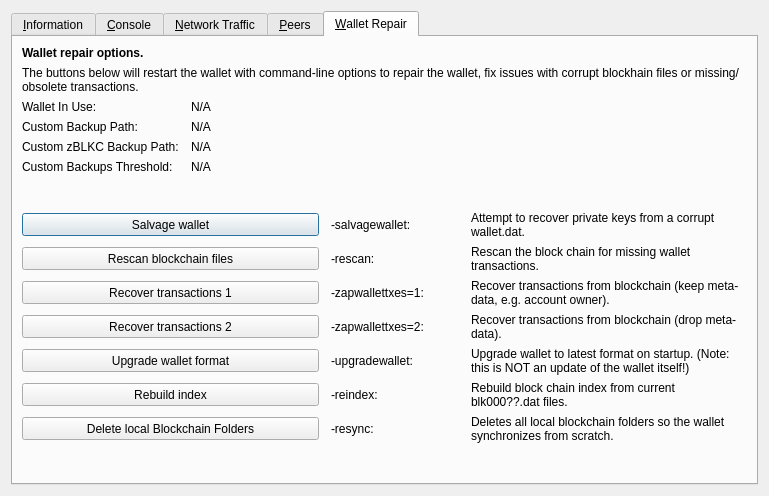
Qt form src/qt/forms/rpcconsole.ui (BlackHatCoin/BlackHatWallet) before a commit.
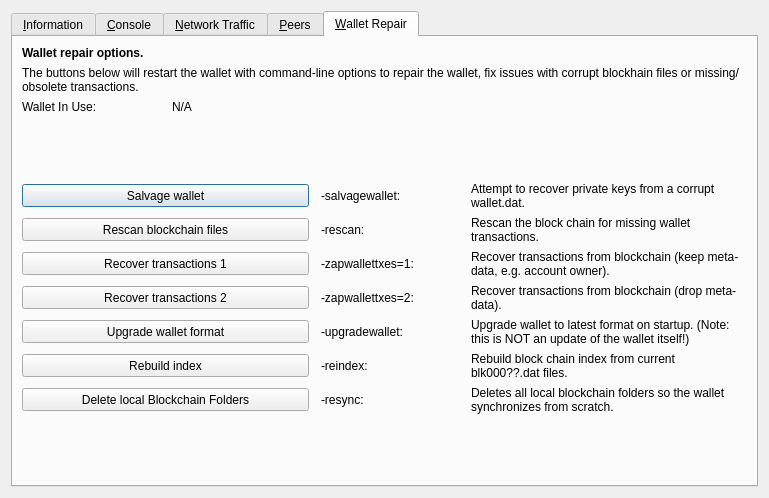
The same form after that commit. The open tabs and pages were chosen to show the change. Icons and pictures are not drawn. Custom widgets are drawn as their Qt base class.

Diff of the .ui file:
```diff
--- a/src/qt/forms/rpcconsole.ui
+++ b/src/qt/forms/rpcconsole.ui
@@ -7,7 +7,7 @@
     <x>0</x>
     <y>0</y>
     <width>769</width>
-    <height>496</height>
+    <height>498</height>
    </rect>
   </property>
   <property name="windowTitle">
@@ -1299,93 +1299,6 @@
         </widget>
        </item>
        <item row="3" column="0">
-        <widget class="QLabel" name="wallet_custombackuppath_label">
-         <property name="visible">
-          <bool>false</bool>
-         </property>
-         <property name="text">
-          <string>Custom Backup Path:</string>
-         </property>
-        </widget>
-       </item>
-       <item row="3" column="1" colspan="3">
-        <widget class="QLabel" name="wallet_custombackuppath">
-         <property name="cursor">
-          <cursorShape>IBeamCursor</cursorShape>
-         </property>
-         <property name="visible">
-          <bool>false</bool>
-         </property>
-         <property name="text">
-          <string>N/A</string>
-         </property>
-         <property name="textFormat">
-          <enum>Qt::PlainText</enum>
-         </property>
-         <property name="textInteractionFlags">
-          <set>Qt::LinksAccessibleByMouse|Qt::TextSelectableByKeyboard|Qt::TextSelectableByMouse</set>
-         </property>
-        </widget>
-       </item>
-       <item row="4" column="0">
-        <widget class="QLabel" name="wallet_customzblkcbackuppath_label">
-         <property name="visible">
-          <bool>false</bool>
-         </property>
-         <property name="text">
-          <string>Custom zBLKC Backup Path:</string>
-         </property>
-        </widget>
-       </item>
-       <item row="4" column="1" colspan="3">
-        <widget class="QLabel" name="wallet_customzblkcbackuppath">
-         <property name="cursor">
-          <cursorShape>IBeamCursor</cursorShape>
-         </property>
-         <property name="visible">
-          <bool>false</bool>
-         </property>
-         <property name="text">
-          <string>N/A</string>
-         </property>
-         <property name="textFormat">
-          <enum>Qt::PlainText</enum>
-         </property>
-         <property name="textInteractionFlags">
-          <set>Qt::LinksAccessibleByMouse|Qt::TextSelectableByKeyboard|Qt::TextSelectableByMouse</set>
-         </property>
-        </widget>
-       </item>
-       <item row="5" column="0">
-        <widget class="QLabel" name="wallet_custombackupthreshold_label">
-         <property name="visible">
-          <bool>false</bool>
-         </property>
-         <property name="text">
-          <string>Custom Backups Threshold:</string>
-         </property>
-        </widget>
-       </item>
-       <item row="5" column="1" colspan="3">
-        <widget class="QLabel" name="wallet_custombackupthreshold">
-         <property name="cursor">
-          <cursorShape>IBeamCursor</cursorShape>
-         </property>
-         <property name="visible">
-          <bool>false</bool>
-         </property>
-         <property name="text">
-          <string>N/A</string>
-         </property>
-         <property name="textFormat">
-          <enum>Qt::PlainText</enum>
-         </property>
-         <property name="textInteractionFlags">
-          <set>Qt::LinksAccessibleByMouse|Qt::TextSelectableByKeyboard|Qt::TextSelectableByMouse</set>
-         </property>
-        </widget>
-       </item>
-       <item row="6" column="0">
         <spacer name="verticalSpacer_repair1">
          <property name="orientation">
           <enum>Qt::Vertical</enum>
@@ -1398,7 +1311,7 @@
          </property>
         </spacer>
        </item>
-       <item row="7" column="0" colspan="2">
+       <item row="4" column="0" colspan="2">
         <widget class="QPushButton" name="btn_salvagewallet">
          <property name="minimumSize">
           <size>
@@ -1411,14 +1324,14 @@
          </property>
         </widget>
        </item>
-       <item row="7" column="2">
+       <item row="4" column="2">
         <widget class="QLabel" name="label_repair_salvage_command">
          <property name="text">
           <string notr="true">-salvagewallet:</string>
          </property>
         </widget>
        </item>
-       <item row="7" column="3">
+       <item row="4" column="3">
         <widget class="QLabel" name="label_repair_salvage">
          <property name="text">
           <string>Attempt to recover private keys from a corrupt wallet.dat.</string>
@@ -1428,7 +1341,7 @@
          </property>
         </widget>
        </item>
-       <item row="8" column="0" colspan="2">
+       <item row="5" column="0" colspan="2">
         <widget class="QPushButton" name="btn_rescan">
          <property name="minimumSize">
           <size>
@@ -1441,14 +1354,14 @@
          </property>
         </widget>
        </item>
-       <item row="8" column="2">
+       <item row="5" column="2">
         <widget class="QLabel" name="label_repair_rescan_command">
          <property name="text">
           <string notr="true">-rescan:</string>
          </property>
         </widget>
        </item>
-       <item row="8" column="3">
+       <item row="5" column="3">
         <widget class="QLabel" name="label_repair_rescan">
          <property name="text">
           <string>Rescan the block chain for missing wallet transactions.</string>
@@ -1458,7 +1371,7 @@
          </property>
         </widget>
        </item>
-       <item row="9" column="0" colspan="2">
+       <item row="6" column="0" colspan="2">
         <widget class="QPushButton" name="btn_zapwallettxes1">
          <property name="minimumSize">
           <size>
@@ -1471,14 +1384,14 @@
          </property>
         </widget>
        </item>
-       <item row="9" column="2">
+       <item row="6" column="2">
         <widget class="QLabel" name="label_repair_zap1_command">
          <property name="text">
           <string notr="true">-zapwallettxes=1:</string>
          </property>
         </widget>
        </item>
-       <item row="9" column="3">
+       <item row="6" column="3">
         <widget class="QLabel" name="label_repair_zap1">
          <property name="text">
           <string>Recover transactions from blockchain (keep meta-data, e.g. account owner).</string>
@@ -1488,7 +1401,7 @@
          </property>
         </widget>
        </item>
-       <item row="10" column="0" colspan="2">
+       <item row="7" column="0" colspan="2">
         <widget class="QPushButton" name="btn_zapwallettxes2">
          <property name="minimumSize">
           <size>
@@ -1501,14 +1414,14 @@
          </property>
         </widget>
        </item>
-       <item row="10" column="2">
+       <item row="7" column="2">
         <widget class="QLabel" name="label_repair_zap2_command">
          <property name="text">
           <string notr="true">-zapwallettxes=2:</string>
          </property>
         </widget>
        </item>
-       <item row="10" column="3">
+       <item row="7" column="3">
         <widget class="QLabel" name="label_repair_zap2">
          <property name="text">
           <string>Recover transactions from blockchain (drop meta-data).</string>
@@ -1518,7 +1431,7 @@
          </property>
         </widget>
        </item>
-       <item row="11" column="0" colspan="2">
+       <item row="8" column="0" colspan="2">
         <widget class="QPushButton" name="btn_upgradewallet">
          <property name="minimumSize">
           <size>
@@ -1531,14 +1444,14 @@
          </property>
         </widget>
        </item>
-       <item row="11" column="2">
+       <item row="8" column="2">
         <widget class="QLabel" name="label_repair_upgrade_command">
          <property name="text">
           <string notr="true">-upgradewallet:</string>
          </property>
         </widget>
        </item>
-       <item row="11" column="3">
+       <item row="8" column="3">
         <widget class="QLabel" name="label_repair_upgrade">
          <property name="text">
           <string>Upgrade wallet to latest format on startup. (Note: this is NOT an update of the wallet itself!)</string>
@@ -1548,7 +1461,7 @@
          </property>
         </widget>
        </item>
-       <item row="12" column="0" colspan="2">
+       <item row="9" column="0" colspan="2">
         <widget class="QPushButton" name="btn_reindex">
          <property name="minimumSize">
           <size>
@@ -1561,14 +1474,14 @@
          </property>
         </widget>
        </item>
-       <item row="12" column="2">
+       <item row="9" column="2">
         <widget class="QLabel" name="label_repair_reindex_command">
          <property name="text">
           <string notr="true">-reindex:</string>
          </property>
         </widget>
        </item>
-       <item row="12" column="3">
+       <item row="9" column="3">
         <widget class="QLabel" name="label_repair_reindex">
          <property name="text">
           <string>Rebuild block chain index from current blk000??.dat files.</string>
@@ -1578,7 +1491,7 @@
          </property>
         </widget>
        </item>
-       <item row="13" column="0" colspan="2">
+       <item row="10" column="0" colspan="2">
         <widget class="QPushButton" name="btn_resync">
          <property name="minimumSize">
           <size>
@@ -1591,14 +1504,14 @@
          </property>
         </widget>
        </item>
-       <item row="13" column="2">
+       <item row="10" column="2">
         <widget class="QLabel" name="label_repair_resync_command">
          <property name="text">
           <string>-resync:</string>
          </property>
         </widget>
        </item>
-       <item row="13" column="3">
+       <item row="10" column="3">
         <widget class="QLabel" name="label_repair_resync">
          <property name="text">
           <string>Deletes all local blockchain folders so the wallet synchronizes from scratch.</string>
@@ -1608,7 +1521,7 @@
          </property>
         </widget>
        </item>
-       <item row="14" column="0">
+       <item row="11" column="0">
         <spacer name="verticalSpacer_repair2">
          <property name="orientation">
           <enum>Qt::Vertical</enum>
```
Left out of the diff: 4 changed lines with no effect on the pictures.
